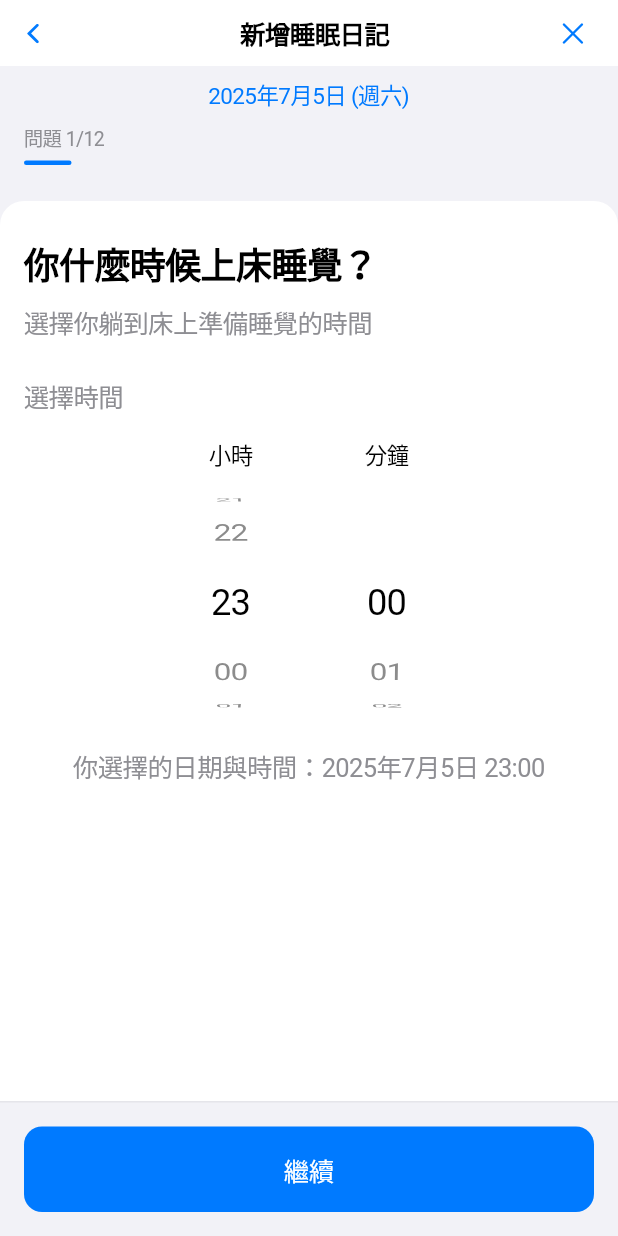
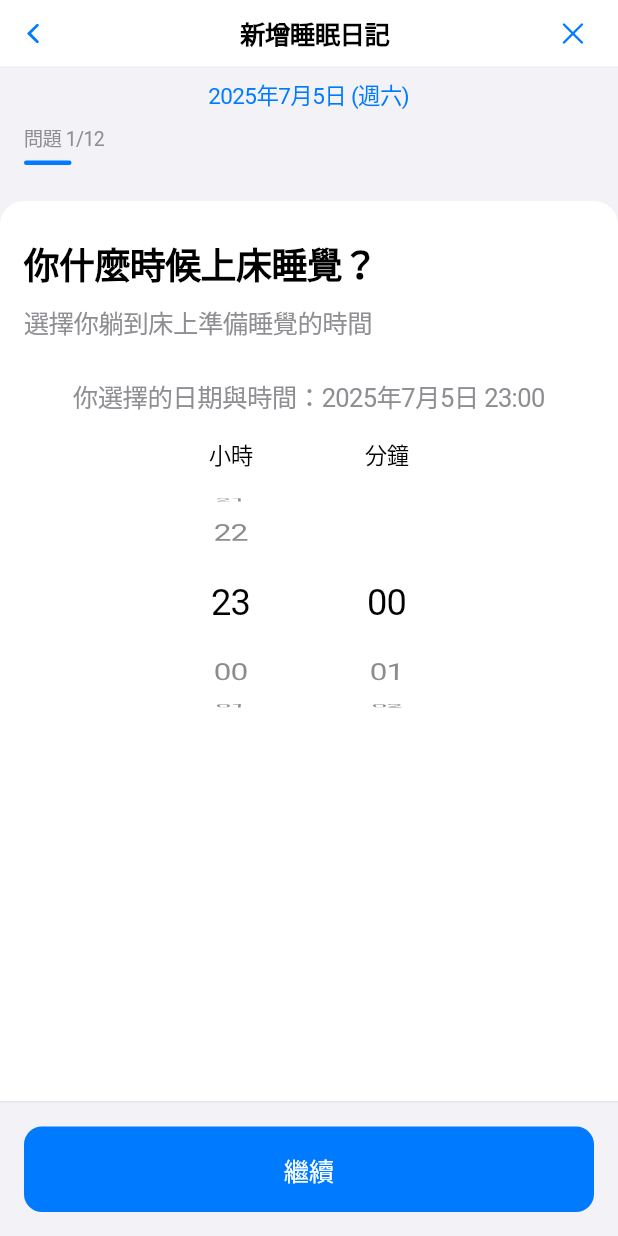
Before and after one commit to PHEDIRY/dcbti, a Flutter app: the SleepDiaryEntryScreen screen opened directly, on a phone screen of 412 x 824 dp. Run offline on Flutter 3.47's test engine with Material 3 defaults, Android fonts, the light colour scheme and no system bars; our stand-ins replace cloud_firestore, firebase_auth, firebase_core; accounts and stored records are empty; Roboto replaces fonts that are missing (SF Pro Display, SF Pro Text).

Commit message:
keep refining sleep diary entry

```diff
--- a/lib/features/sleep_diary/screens/sleep_diary_entry_screen.dart
+++ b/lib/features/sleep_diary/screens/sleep_diary_entry_screen.dart
@@ -684,12 +684,14 @@ class _SleepDiaryEntryScreenState extends State<SleepDiaryEntryScreen> {
           ),
         ),
         const SizedBox(height: 24),
-        const Text(
-          '選擇時間',
-          style: TextStyle(
+        Center(
+          child: Text(
+            dateHint,
+            style: const TextStyle(
               fontFamily: 'SF Pro Text',
               fontSize: 17,
               color: CupertinoColors.systemGrey,
+            ),
           ),
         ),
         const SizedBox(height: 16),
@@ -841,17 +843,6 @@ class _SleepDiaryEntryScreenState extends State<SleepDiaryEntryScreen> {
           ],
         ),
         const SizedBox(height: 16),
-        Center(
-          child: Text(
-            dateHint,
-            style: const TextStyle(
-              fontFamily: 'SF Pro Text',
-              fontSize: 17,
-              color: CupertinoColors.systemGrey,
-            ),
-          ),
-        ),
-        const SizedBox(height: 16),
       ],
     );
   }
@@ -1090,7 +1081,19 @@ class _SleepDiaryEntryScreenState extends State<SleepDiaryEntryScreen> {
           ..._wakeUpEvents.asMap().entries.map((entry) {
             final index = entry.key;
             final event = entry.value;
-            return Column(
+            return Container(
+              margin: const EdgeInsets.only(bottom: 16),
+              decoration: BoxDecoration(
+                color: CupertinoColors.systemBackground,
+                borderRadius: BorderRadius.circular(12),
+                border: Border.all(
+                  color: CupertinoColors.systemGrey5,
+                  width: 1,
+                ),
+              ),
+              child: Padding(
+                padding: const EdgeInsets.all(16),
+                child: Column(
                   crossAxisAlignment: CrossAxisAlignment.start,
                   children: [
                     Text(
@@ -1111,10 +1114,27 @@ class _SleepDiaryEntryScreenState extends State<SleepDiaryEntryScreen> {
                         WakeUpEvent(
                           time: time,
                           gotOutOfBed: event.gotOutOfBed,
-                      outOfBedDurationMinutes: event.outOfBedDurationMinutes,
+                          outOfBedDurationMinutes:
+                              event.outOfBedDurationMinutes,
                           stayedInBedMinutes: event.stayedInBedMinutes,
                         ),
                       ),
+                    ),
+                    const SizedBox(height: 16),
+                    _buildNumberInput(
+                      title: '清醒時長',
+                      value: event.stayedInBedMinutes,
+                      onChanged: (value) => _updateWakeUpEvent(
+                        index,
+                        WakeUpEvent(
+                          time: event.time,
+                          gotOutOfBed: event.gotOutOfBed,
+                          outOfBedDurationMinutes:
+                              event.outOfBedDurationMinutes,
+                          stayedInBedMinutes: value,
+                        ),
+                      ),
+                      suffix: '分鐘',
                     ),
                     const SizedBox(height: 16),
                     Row(
@@ -1146,8 +1166,8 @@ class _SleepDiaryEntryScreenState extends State<SleepDiaryEntryScreen> {
                     if (event.gotOutOfBed) ...[
                       const SizedBox(height: 16),
                       _buildNumberInput(
-                    title: '下床時間',
-                    value: event.outOfBedDurationMinutes ?? 0,
+                        title: '下床時長',
+                        value: event.outOfBedDurationMinutes ?? 1,
                         onChanged: (value) => _updateWakeUpEvent(
                           index,
                           WakeUpEvent(
@@ -1158,29 +1178,13 @@ class _SleepDiaryEntryScreenState extends State<SleepDiaryEntryScreen> {
                           ),
                         ),
                         suffix: '分鐘',
-                  ),
-                ],
-                const SizedBox(height: 16),
-                _buildNumberInput(
-                  title: '清醒時間',
-                  value: event.stayedInBedMinutes,
-                  onChanged: (value) => _updateWakeUpEvent(
-                    index,
-                    WakeUpEvent(
-                      time: event.time,
-                      gotOutOfBed: event.gotOutOfBed,
-                      outOfBedDurationMinutes: event.outOfBedDurationMinutes,
-                      stayedInBedMinutes: value,
-                    ),
-                  ),
-                  suffix: '分鐘',
-                ),
-                if (index < _wakeUpEvents.length - 1)
-                  const Padding(
-                    padding: EdgeInsets.symmetric(vertical: 24),
-                    child: Divider(),
-                  ),
-              ],
+                        minValue: 1,
+                        maxValue: event.stayedInBedMinutes,
+                      ),
+                    ],
+                  ],
+                ),
+              ),
             );
           }).toList(),
         ],
@@ -1512,6 +1516,8 @@ class _SleepDiaryEntryScreenState extends State<SleepDiaryEntryScreen> {
     required int value,
     required ValueChanged<int> onChanged,
     required String suffix,
+    int? minValue,
+    int? maxValue,
   }) {
     return Column(
       crossAxisAlignment: CrossAxisAlignment.start,
@@ -1539,12 +1545,14 @@ class _SleepDiaryEntryScreenState extends State<SleepDiaryEntryScreen> {
             children: [
               CupertinoButton(
                 padding: const EdgeInsets.all(12),
-                onPressed: value > 0 ? () => onChanged(value - 1) : null,
+                onPressed: (minValue != null && value <= minValue)
+                    ? null
+                    : () => onChanged(value - 1),
                 child: _wrapIcon(
                   CupertinoIcons.minus,
-                  color: value > 0
-                      ? CupertinoColors.activeBlue
-                      : CupertinoColors.systemGrey3,
+                  color: (minValue != null && value <= minValue)
+                      ? CupertinoColors.systemGrey3
+                      : CupertinoColors.activeBlue,
                 ),
               ),
               Expanded(
@@ -1561,10 +1569,14 @@ class _SleepDiaryEntryScreenState extends State<SleepDiaryEntryScreen> {
               ),
               CupertinoButton(
                 padding: const EdgeInsets.all(12),
-                onPressed: () => onChanged(value + 1),
+                onPressed: (maxValue != null && value >= maxValue)
+                    ? null
+                    : () => onChanged(value + 1),
                 child: _wrapIcon(
                   CupertinoIcons.plus,
-                  color: CupertinoColors.activeBlue,
+                  color: (maxValue != null && value >= maxValue)
+                      ? CupertinoColors.systemGrey3
+                      : CupertinoColors.activeBlue,
                 ),
               ),
             ],
@@ -2258,15 +2270,14 @@ class _SleepDiaryEntryScreenState extends State<SleepDiaryEntryScreen> {
           ),
         ),
         const SizedBox(height: 24),
-        Column(
-          children: [
-            const SizedBox(height: 8),
-            const Text(
-              '選擇持續時間',
-              style: TextStyle(
+        Center(
+          child: Text(
+            '選擇的時間: ${hours.toString().padLeft(2, '0')} 小時 ${minutes.toString().padLeft(2, '0')} 分鐘',
+            style: const TextStyle(
               fontFamily: 'SF Pro Text',
               fontSize: 17,
               color: CupertinoColors.systemGrey,
+            ),
           ),
         ),
         const SizedBox(height: 16),
@@ -2356,18 +2367,6 @@ class _SleepDiaryEntryScreenState extends State<SleepDiaryEntryScreen> {
             ),
           ],
         ),
-            const SizedBox(height: 16),
-            Text(
-              '選擇的時間: ${hours.toString().padLeft(2, '0')} 小時 ${minutes.toString().padLeft(2, '0')} 分鐘',
-              style: const TextStyle(
-                fontFamily: 'SF Pro Text',
-                fontSize: 17,
-                color: CupertinoColors.systemGrey,
-              ),
-            ),
-            const SizedBox(height: 8),
-          ],
-        ),
       ],
     );
   }
```
Lines whose indentation alone changed are shown as unchanged.
